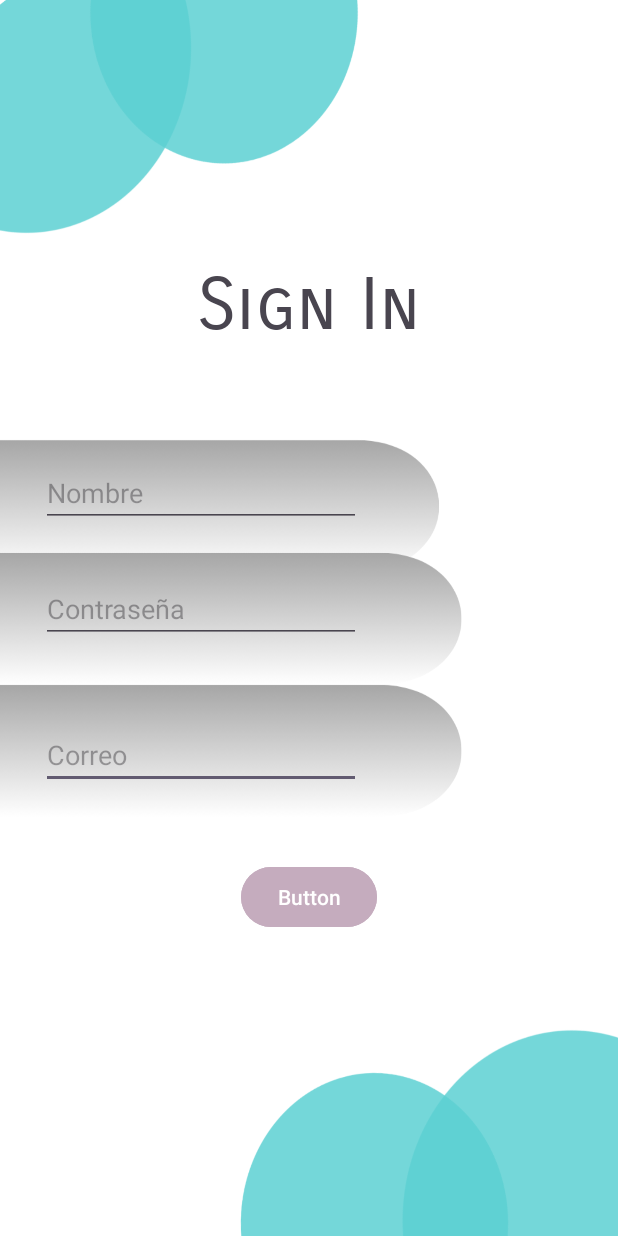
After one commit to G3RM4NT/Proyecto-formativo-hospital, an Android app: the Login screen opened directly, with no data from a screen before it, on a phone screen of 412 x 824 dp. The commit adds this screen. Run offline under Robolectric (Android 15) with nearby library versions, the phone set to English and light mode, and no system bars; Roboto replaces fonts that are not available here.

Commit message:
Login por programar

```diff
--- a/app/src/main/AndroidManifest.xml
+++ b/app/src/main/AndroidManifest.xml
@@ -2,7 +2,8 @@
 <manifest xmlns:android="http://schemas.android.com/apk/res/android"
     xmlns:tools="http://schemas.android.com/tools">
 
-    <uses-permission android:name="android.permission.INTERNET"/>
+    <uses-permission android:name="android.permission.INTERNET" />
+
     <application
         android:allowBackup="true"
         android:dataExtractionRules="@xml/data_extraction_rules"
@@ -13,6 +14,9 @@
         android:supportsRtl="true"
         android:theme="@style/Theme.HospitalGoodHelp"
         tools:targetApi="31">
+        <activity
+            android:name=".Login"
+            android:exported="false" />
         <activity
             android:name=".MainActivity"
             android:exported="true">
--- /dev/null
+++ b/app/src/main/java/germanydaniel/gonzalezysoriano/hospitalgoodhelp/Login.kt
@@ -0,0 +1,20 @@
+package germanydaniel.gonzalezysoriano.hospitalgoodhelp
+
+import android.os.Bundle
+import androidx.activity.enableEdgeToEdge
+import androidx.appcompat.app.AppCompatActivity
+import androidx.core.view.ViewCompat
+import androidx.core.view.WindowInsetsCompat
+
+class Login : AppCompatActivity() {
+    override fun onCreate(savedInstanceState: Bundle?) {
+        super.onCreate(savedInstanceState)
+        enableEdgeToEdge()
+        setContentView(R.layout.activity_login)
+        ViewCompat.setOnApplyWindowInsetsListener(findViewById(R.id.main)) { v, insets ->
+            val systemBars = insets.getInsets(WindowInsetsCompat.Type.systemBars())
+            v.setPadding(systemBars.left, systemBars.top, systemBars.right, systemBars.bottom)
+            insets
+        }
+    }
+}
--- /dev/null
+++ b/app/src/main/res/layout/activity_login.xml
@@ -0,0 +1,78 @@
+<?xml version="1.0" encoding="utf-8"?>
+<androidx.constraintlayout.widget.ConstraintLayout xmlns:android="http://schemas.android.com/apk/res/android"
+    xmlns:app="http://schemas.android.com/apk/res-auto"
+    xmlns:tools="http://schemas.android.com/tools"
+    android:id="@+id/main"
+    android:layout_width="match_parent"
+    android:layout_height="match_parent"
+    android:background="@drawable/LoginBackground"
+    tools:context=".Login">
+
+    <EditText
+        android:id="@+id/editTextText3"
+        android:layout_width="wrap_content"
+        android:layout_height="wrap_content"
+        android:layout_marginBottom="48dp"
+        android:ems="10"
+        android:hint="Correo"
+        android:inputType="text"
+        app:layout_constraintBottom_toTopOf="@+id/button"
+        app:layout_constraintEnd_toEndOf="parent"
+        app:layout_constraintHorizontal_bias="0.139"
+        app:layout_constraintStart_toStartOf="parent" />
+
+    <EditText
+        android:id="@+id/editTextText2"
+        android:layout_width="wrap_content"
+        android:layout_height="wrap_content"
+        android:ems="10"
+        android:hint="Contraseña"
+        android:inputType="text"
+        app:layout_constraintBottom_toBottomOf="parent"
+        app:layout_constraintEnd_toEndOf="parent"
+        app:layout_constraintHorizontal_bias="0.139"
+        app:layout_constraintStart_toStartOf="parent"
+        app:layout_constraintTop_toBottomOf="@+id/textView"
+        app:layout_constraintVertical_bias="0.276" />
+
+    <TextView
+        android:id="@+id/textView"
+        android:layout_width="wrap_content"
+        android:layout_height="wrap_content"
+        android:layout_marginTop="4dp"
+        android:fontFamily="sans-serif-smallcaps"
+        android:text="Sign In"
+        android:textSize="48sp"
+        app:layout_constraintBottom_toBottomOf="parent"
+        app:layout_constraintEnd_toEndOf="parent"
+        app:layout_constraintStart_toStartOf="parent"
+        app:layout_constraintTop_toTopOf="parent"
+        app:layout_constraintVertical_bias="0.224" />
+
+    <EditText
+        android:id="@+id/editTextText"
+        android:layout_width="wrap_content"
+        android:layout_height="wrap_content"
+        android:ems="10"
+        android:hint="Nombre"
+        android:inputType="text"
+        app:layout_constraintBottom_toBottomOf="parent"
+        app:layout_constraintEnd_toEndOf="parent"
+        app:layout_constraintHorizontal_bias="0.139"
+        app:layout_constraintStart_toStartOf="parent"
+        app:layout_constraintTop_toTopOf="parent"
+        app:layout_constraintVertical_bias="0.393" />
+
+    <Button
+        android:id="@+id/button"
+        android:layout_width="wrap_content"
+        android:layout_height="wrap_content"
+        android:backgroundTint="#C5ACBE"
+        android:text="Button"
+        app:layout_constraintBottom_toBottomOf="parent"
+        app:layout_constraintEnd_toEndOf="parent"
+        app:layout_constraintStart_toStartOf="parent"
+        app:layout_constraintTop_toTopOf="parent"
+        app:layout_constraintVertical_bias="0.74" />
+
+</androidx.constraintlayout.widget.ConstraintLayout>
--- a/app/src/main/res/layout/activity_main.xml
+++ b/app/src/main/res/layout/activity_main.xml
@@ -5,16 +5,17 @@
     android:id="@+id/main"
     android:layout_width="match_parent"
     android:layout_height="match_parent"
-    android:background="#93CAC2"
+    android:background="@drawable/hospitaldanielygerman"
     tools:context=".MainActivity">
 
-    <TextView
-        android:layout_width="wrap_content"
-        android:layout_height="wrap_content"
-        android:text="Hello World!"
+    <Button
+        android:id="@+id/btnIngresarSistema"
+        android:layout_width="175dp"
+        android:layout_height="50dp"
+        android:layout_marginBottom="256dp"
+        android:backgroundTint="#C146A6"
+        android:text="Ingresas al Sistema"
         app:layout_constraintBottom_toBottomOf="parent"
         app:layout_constraintEnd_toEndOf="parent"
-        app:layout_constraintStart_toStartOf="parent"
-        app:layout_constraintTop_toTopOf="parent" />
-
+        app:layout_constraintStart_toStartOf="parent" />
 </androidx.constraintlayout.widget.ConstraintLayout>
--- a/gradle/libs.versions.toml
+++ b/gradle/libs.versions.toml
@@ -1,5 +1,5 @@
 [versions]
-agp = "8.4.0"
+agp = "8.5.0"
 kotlin = "1.9.0"
 coreKtx = "1.13.1"
 junit = "4.13.2"
```
Also changed, not shown: app/src/main/res/drawable/LoginBackground.png (added), gradle/wrapper/gradle-wrapper.properties.
